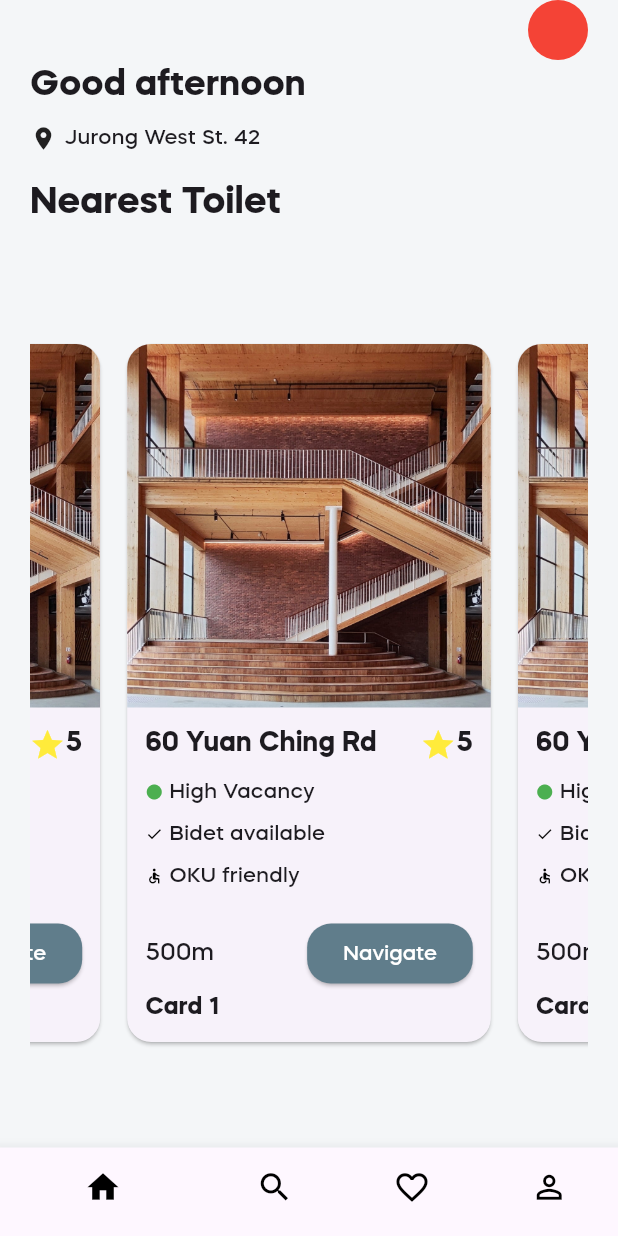
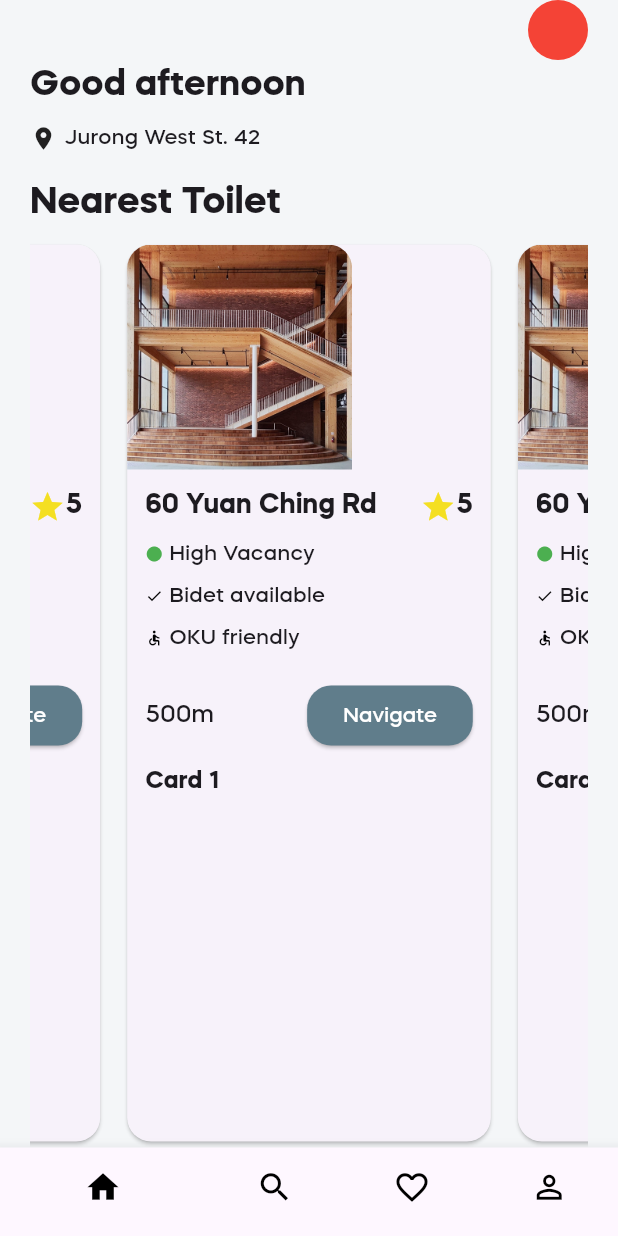
Before and after one commit to vrevolverrr/peepal, a Flutter app: the screen it shows after launch, on a phone screen of 412 x 824 dp. Run offline on Flutter 3.47's test engine with Material 3 defaults, Android fonts, the phone set to English and light mode, and no system bars; our stand-ins replace equatable, flutter_bloc, geolocator, google_maps_flutter.

Commit message:
commit local changes

```diff
--- a/peepal/lib/features/home/home_page.dart
+++ b/peepal/lib/features/home/home_page.dart
@@ -1,6 +1,6 @@
 import 'package:flutter/material.dart';
 import 'package:flutter_bloc/flutter_bloc.dart';
-import 'package:peepal/features/nearby_toilets/nearby_toilets_page.dart';
+import 'package:peepal/features/nearby_toilets/view/nearby_toilets_page.dart';
 import 'package:peepal/shared/app/bloc/app_bloc.dart';
 import 'package:peepal/features/toilet_map/view/toilet_map_view.dart';
 import 'package:peepal/shared/location/repository/location_repository.dart';
--- a/peepal/lib/features/nearby_toilets/nearby_toilets_page.dart
+++ /dev/null
@@ -1,180 +0,0 @@
-import 'package:flutter/material.dart';
-
-
-class NearbyToiletsPage extends StatefulWidget {
-  const NearbyToiletsPage({super.key});
-
-  @override
-  State<NearbyToiletsPage> createState() => NearbyToiletsPageState();
-}
-
-class NearbyToiletsPageState extends State<NearbyToiletsPage> {
-  final PageController _pageController = PageController(viewportFraction: 0.7, initialPage: 5000);
-  final int _totalCards = 5;
-
-  @override
-  Widget build(BuildContext context) {
-    return SafeArea(
-      bottom: false,
-      child: Padding(
-        padding: EdgeInsets.symmetric(horizontal: 20.0),
-        child: Column(
-          crossAxisAlignment: CrossAxisAlignment.start,
-          children: [
-            Row(
-              mainAxisAlignment: MainAxisAlignment.end,
-              children: [
-                Container(
-                  width: 40.0,
-                  height: 40.0,
-                  decoration:
-                      BoxDecoration(
-                        shape: BoxShape.circle,
-                        color: Colors.red
-                      ),
-                )
-              ],
-            ),
-            Text(
-              "Good afternoon",
-              style: TextStyle(fontSize: 24.0, fontWeight: FontWeight.bold),
-            ),
-            SizedBox(
-              height: 8.0,
-            ),
-            Row(
-              children: [
-                Icon(
-                  Icons.location_on,
-                  size: 18.0,
-                ),
-                SizedBox(width: 5.0),
-                Text("Jurong West St. 42")
-              ],
-            ),
-            SizedBox(height: 16.0),
-            Text(
-              "Nearest Toilet",
-              style: TextStyle(fontSize: 25.0, fontWeight: FontWeight.bold),
-            ),
-            SizedBox(height: 5.0),
-             Expanded(
-              child: PageView.builder(
-                controller: _pageController,
-                itemBuilder: (context, index) {
-                   int cardNumber = (index % _totalCards) + 1;
-                  return AnimatedBuilder(
-                    animation: _pageController,
-                    builder: (context, child) {
-                      double value = 1;
-                      if (_pageController.position.haveDimensions) {
-                        value = _pageController.page! - index;
-                        value = (1 - (value.abs() * 0.3)).clamp(0.8, 1.0);
-                      }
-                      return Center(
-                        child: Transform.scale(
-                          scale: value,
-                          child: child,
-                        ),
-                      );
-                    },
-                    child: Padding(
-                      padding: const EdgeInsets.symmetric(horizontal: 5.0),
-                      child: Card(
-                        shape: RoundedRectangleBorder(
-                          borderRadius: BorderRadius.circular(16.0),
-                        ),
-
-                        child: Column(
-                          crossAxisAlignment: CrossAxisAlignment.start,
-                          mainAxisSize: MainAxisSize.min,
-                          children: [
-                            ClipRRect(
-                              borderRadius: BorderRadius.vertical(top: Radius.circular(16)),
-                              child: Image.asset('assets/images/toilet.jpeg'), // Replace with your image
-                            ),
-                            Padding(
-                              padding: const EdgeInsets.all(12.0),
-                              child: Column(
-                                crossAxisAlignment: CrossAxisAlignment.start,
-                                mainAxisSize: MainAxisSize.min,
-                                children: [
-                                  Row(
-                                    mainAxisAlignment: MainAxisAlignment.spaceBetween,
-                                    children: [
-                                      Text('60 Yuan Ching Rd', style: TextStyle(fontSize: 18, fontWeight: FontWeight.bold)),
-                                      Row(
-                                        children: [
-                                          Icon(Icons.star, color: Colors.yellow),
-                                          Text('5', style: TextStyle(fontSize: 18, fontWeight: FontWeight.bold)),
-                                        ],
-                                      ),
-                                    ],
-                                  ),
-                                  SizedBox(height: 8),
-                                  Wrap(
-                                    spacing: 16.0,
-                                    runSpacing: 8.0,
-                                    children: [
-                                      Row(
-                                        mainAxisSize: MainAxisSize.min,
-                                        children: [
-                                          Icon(Icons.circle, color: Colors.green, size: 12),
-                                          SizedBox(width: 4),
-                                          Text('High Vacancy'),
-                                        ],
-                                      ),
-                                      Row(
-                                        mainAxisSize: MainAxisSize.min,
-                                        children: [
-                                          Icon(Icons.check, color: Colors.black, size: 12),
-                                          SizedBox(width: 4),
-                                          Text('Bidet available'),
-                                        ],
-                                      ),
-                                      Row(
-                                        mainAxisSize: MainAxisSize.min,
-                                        children: [
-                                          Icon(Icons.accessible, color: Colors.black, size: 12),
-                                          SizedBox(width: 4),
-                                          Text('OKU friendly'),
-                                        ],
-                                      ),
-                                    ],
-                                  ),
-                                  SizedBox(height: 18),
-                                  Row(
-                                    mainAxisAlignment: MainAxisAlignment.spaceBetween,
-                                    children: [
-                                      Text('500m', style: TextStyle(fontSize: 16)),
-                                      ElevatedButton(
-                                        onPressed: () {},
-                                        style: ElevatedButton.styleFrom(
-                                          backgroundColor: Colors.blueGrey, // Background color
-                                          foregroundColor: Colors.white,
-                                          shape: RoundedRectangleBorder(
-                                            borderRadius: BorderRadius.circular(16),
-                                          ),
-                                        ),
-                                        child: Text('Navigate'),
-                                      ),
-                                  ],
-                                ),
-                                Text('Card $cardNumber', style: TextStyle(fontSize: 16, fontWeight: FontWeight.bold)),
-                                ],
-                              ),
-                            ),
-                        ],
-                      ),
-                      ),
-                    ),
-                    );
-                },
-              ),
-            ),
-          ],
-        ),
-      ),
-    );
-  }
-}
--- /dev/null
+++ b/peepal/lib/features/nearby_toilets/view/nearby_toilets_page.dart
@@ -0,0 +1,72 @@
+import 'package:flutter/material.dart';
+import 'package:peepal/features/nearby_toilets/view/widgets/nearby_toilet_card.dart'; // Import the new widget
+
+class NearbyToiletsPage extends StatefulWidget {
+  const NearbyToiletsPage({super.key});
+
+  @override
+  State<NearbyToiletsPage> createState() => NearbyToiletsPageState();
+}
+
+class NearbyToiletsPageState extends State<NearbyToiletsPage> {
+  final PageController _pageController = PageController(viewportFraction: 0.7, initialPage: 5000);
+  final int _totalCards = 5;
+
+  @override
+  Widget build(BuildContext context) {
+    return SafeArea(
+      bottom: false,
+      child: Padding(
+        padding: EdgeInsets.symmetric(horizontal: 20.0),
+        child: Column(
+          crossAxisAlignment: CrossAxisAlignment.start,
+          children: [
+            Row(
+              mainAxisAlignment: MainAxisAlignment.end,
+              children: [
+                Container(
+                  width: 40.0,
+                  height: 40.0,
+                  decoration: BoxDecoration(
+                    shape: BoxShape.circle,
+                    color: Colors.red,
+                  ),
+                ),
+              ],
+            ),
+            Text(
+              "Good afternoon",
+              style: TextStyle(fontSize: 24.0, fontWeight: FontWeight.bold),
+            ),
+            SizedBox(height: 8.0),
+            Row(
+              children: [
+                Icon(
+                  Icons.location_on,
+                  size: 18.0,
+                ),
+                SizedBox(width: 5.0),
+                Text("Jurong West St. 42"),
+              ],
+            ),
+            SizedBox(height: 16.0),
+            Text(
+              "Nearest Toilet",
+              style: TextStyle(fontSize: 25.0, fontWeight: FontWeight.bold),
+            ),
+            SizedBox(height: 5.0),
+            Expanded(
+              child: PageView.builder(
+                controller: _pageController,
+                itemBuilder: (context, index) {
+                  int cardNumber = (index % _totalCards) + 1;
+                  return NearbyToiletCard(cardNumber: cardNumber); // Use the new widget
+                },
+              ),
+            ),
+          ],
+        ),
+      ),
+    );
+  }
+}
--- /dev/null
+++ b/peepal/lib/features/nearby_toilets/view/widgets/nearby_toilet_card.dart
@@ -0,0 +1,101 @@
+import 'package:flutter/material.dart';
+
+class NearbyToiletCard extends StatelessWidget {
+  final int cardNumber;
+
+  const NearbyToiletCard({Key? key, required this.cardNumber}) : super(key: key);
+
+  @override
+  Widget build(BuildContext context) {
+    return Padding(
+      padding: const EdgeInsets.symmetric(horizontal: 5.0),
+      child: Card(
+        shape: RoundedRectangleBorder(
+          borderRadius: BorderRadius.circular(16.0),
+        ),
+        child: Column(
+          crossAxisAlignment: CrossAxisAlignment.start,
+          mainAxisSize: MainAxisSize.min,
+          children: [
+            ClipRRect(
+              borderRadius: BorderRadius.vertical(top: Radius.circular(16)),
+              child: Image.asset('assets/images/toilet.jpeg', height: 150, fit: BoxFit.cover), // Replace with your image
+            ),
+            Padding(
+              padding: const EdgeInsets.all(12.0),
+              child: Column(
+                crossAxisAlignment: CrossAxisAlignment.start,
+                mainAxisSize: MainAxisSize.min,
+                children: [
+                  Row(
+                    mainAxisAlignment: MainAxisAlignment.spaceBetween,
+                    children: [
+                      Text('60 Yuan Ching Rd', style: TextStyle(fontSize: 18, fontWeight: FontWeight.bold)),
+                      Row(
+                        children: [
+                          Icon(Icons.star, color: const Color.fromARGB(255, 244, 223, 34)),
+                          Text('5', style: TextStyle(fontSize: 18, fontWeight: FontWeight.bold)),
+                        ],
+                      ),
+                    ],
+                  ),
+                  SizedBox(height: 8),
+                  Wrap(
+                    spacing: 16.0,
+                    runSpacing: 8.0,
+                    children: [
+                      Row(
+                        mainAxisSize: MainAxisSize.min,
+                        children: [
+                          Icon(Icons.circle, color: Colors.green, size: 12),
+                          SizedBox(width: 4),
+                          Text('High Vacancy'),
+                        ],
+                      ),
+                      Row(
+                        mainAxisSize: MainAxisSize.min,
+                        children: [
+                          Icon(Icons.check, color: Colors.black, size: 12),
+                          SizedBox(width: 4),
+                          Text('Bidet available'),
+                        ],
+                      ),
+                      Row(
+                        mainAxisSize: MainAxisSize.min,
+                        children: [
+                          Icon(Icons.accessible, color: Colors.black, size: 12),
+                          SizedBox(width: 4),
+                          Text('OKU friendly'),
+                        ],
+                      ),
+                    ],
+                  ),
+                  SizedBox(height: 18),
+                  Row(
+                    mainAxisAlignment: MainAxisAlignment.spaceBetween,
+                    children: [
+                      Text('500m', style: TextStyle(fontSize: 16)),
+                      ElevatedButton(
+                        onPressed: () {},
+                        style: ElevatedButton.styleFrom(
+                          backgroundColor: Colors.blueGrey, // Background color
+                          foregroundColor: Colors.white,
+                          shape: RoundedRectangleBorder(
+                            borderRadius: BorderRadius.circular(16),
+                          ),
+                        ),
+                        child: Text('Navigate'),
+                      ),
+                    ],
+                  ),
+                  SizedBox(height: 8),
+                  Text('Card $cardNumber', style: TextStyle(fontSize: 16, fontWeight: FontWeight.bold)),
+                ],
+              ),
+            ),
+          ],
+        ),
+      ),
+    );
+  }
+}
--- /dev/null
+++ b/peepal/lib/features/profile_page/profile_page.dart
@@ -0,0 +1,15 @@
+import 'package:flutter/material.dart';
+
+
+class ProfilePage extends StatefulWidget {
+  const ProfilePage({super.key});
+
+  @override
+  State<ProfilePage> createState() => ProfilePageState();
+}
+
+class ProfilePageState extends State<ProfilePage> {
+
+   @override
+  Widget build(BuildContext context) {}
+}
```
